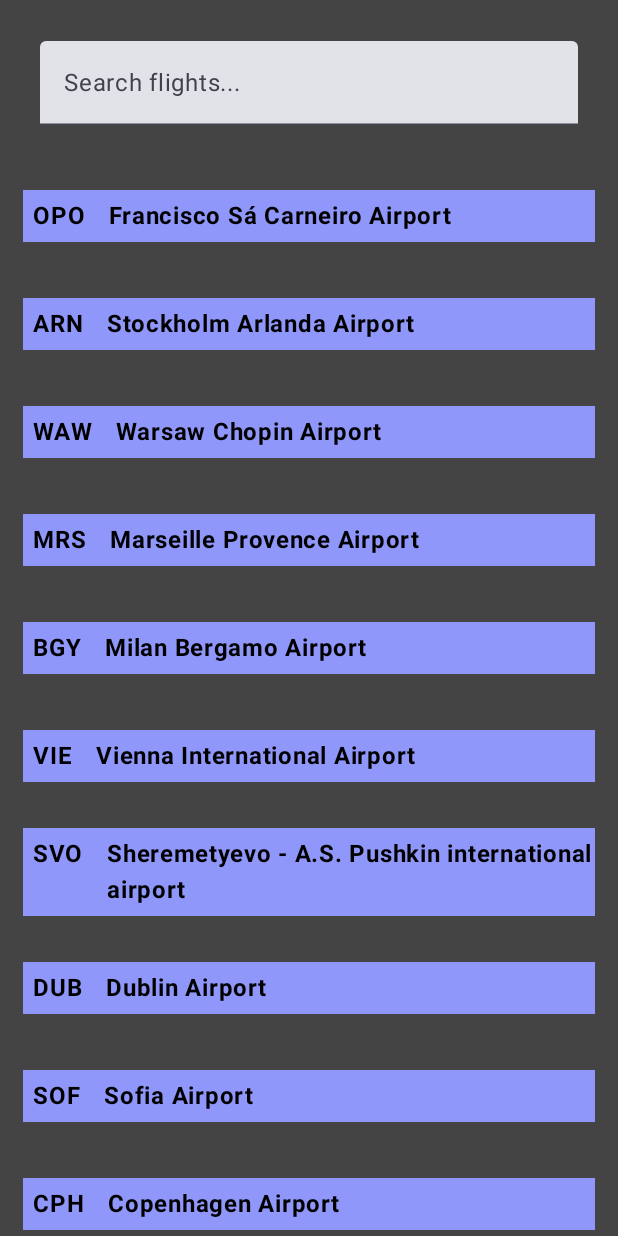
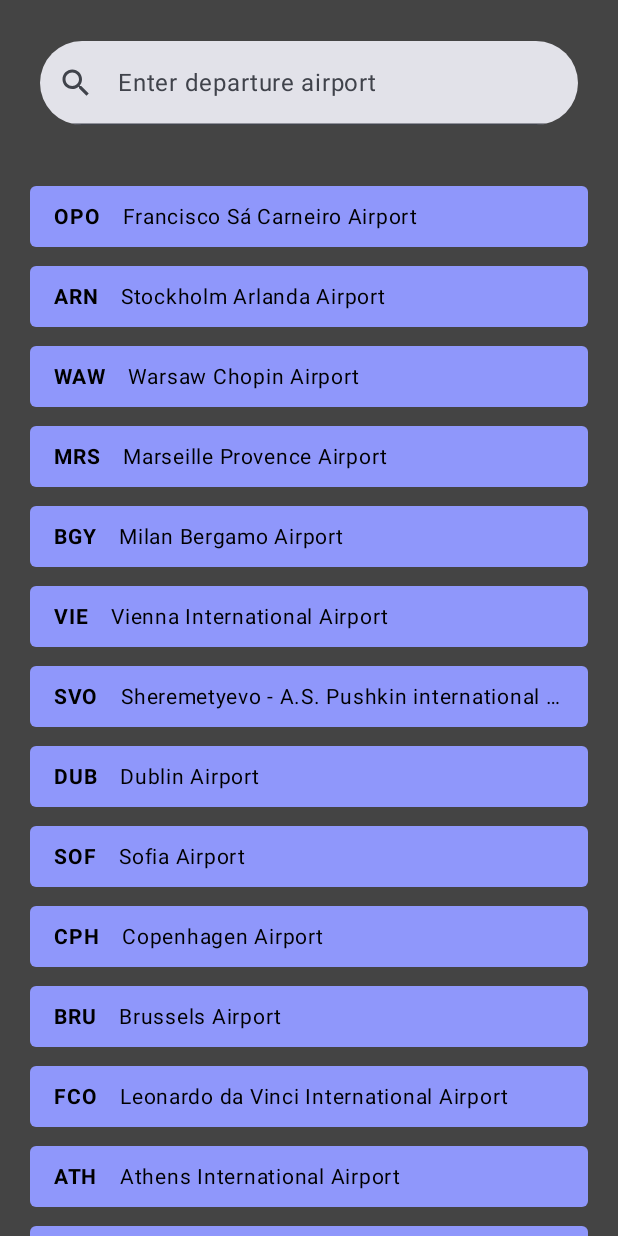
Before and after one commit to Mike11199/CS-492-Assignment-5-Flight-Search-App, an Android app built with Jetpack Compose: the screen it shows after launch (MainActivity), on a phone screen of 412 x 824 dp. Run offline under Robolectric (Android 15) with nearby library versions, the phone set to English and light mode, and no system bars; our stand-ins replace Room's generated code.

Commit message:
fixed boxes UI - fixed Text alignment/weight.  Added different placeholder text search bar

```diff
--- a/app/src/main/java/com/example/flightsearch/ui/FlightSearchHomeScreen.kt
+++ b/app/src/main/java/com/example/flightsearch/ui/FlightSearchHomeScreen.kt
@@ -13,6 +13,9 @@ import androidx.compose.foundation.layout.padding
 import androidx.compose.foundation.lazy.LazyColumn
 import androidx.compose.foundation.lazy.itemsIndexed
 import androidx.compose.foundation.shape.RoundedCornerShape
+import androidx.compose.material.icons.Icons
+import androidx.compose.material.icons.filled.Email
+import androidx.compose.material.icons.filled.Search
 import androidx.compose.material3.Card
 import androidx.compose.material3.Text
 import androidx.compose.runtime.Composable
@@ -23,6 +26,7 @@ import androidx.compose.ui.text.font.FontWeight
 import androidx.compose.ui.unit.dp
 import androidx.compose.ui.unit.sp
 import androidx.compose.material3.CardDefaults
+import androidx.compose.material3.Icon
 import androidx.compose.material3.OutlinedTextField
 import androidx.compose.material3.TextField
 import androidx.compose.runtime.getValue
@@ -30,6 +34,8 @@ import androidx.compose.runtime.mutableStateOf
 import androidx.compose.runtime.remember
 import androidx.compose.runtime.setValue
 import androidx.compose.ui.graphics.RectangleShape
+import androidx.compose.ui.text.style.TextAlign
+import androidx.compose.ui.text.style.TextOverflow
 import com.example.flightsearch.data.Airport
 
 @Composable
@@ -57,10 +63,17 @@ fun FlightSearchInputBox() {
         TextField(
             value = text,
             onValueChange = { text = it },
-            label = { Text("Search flights...") },
+            label = { Text("Enter departure airport") },
             modifier = Modifier
                 .padding(start = 25.dp, end = 25.dp, top = 2.dp, bottom = 2.dp)
-                .fillMaxWidth()
+                .fillMaxWidth(),
+            shape = RoundedCornerShape(50),
+            leadingIcon = {
+                Icon(
+                    imageVector = Icons.Default.Search,
+                    contentDescription = "Search Icon"
+                )
+            },
         )
     }
 }
@@ -79,7 +92,7 @@ private fun FlightSearchAppContent(
             FlightItemCard(
                 airport = airport,
             )
-            Spacer(modifier = Modifier.height(24.dp))
+            Spacer(modifier = Modifier.height(5.dp))
         }
     }
 }
@@ -93,37 +106,41 @@ fun FlightItemCard(
 ) {
     Card(
         {  }, modifier
-            .padding(start = 15.dp, end = 15.dp),
-        shape= RectangleShape,
+            .padding(start = 20.dp, end = 20.dp),
+        shape = RoundedCornerShape(10),
         colors = CardDefaults.cardColors(
             containerColor = Color(145,153,255, 250),
         )) {
         Row(
-            Modifier
-                .padding(start = 1.dp, end = 1.dp, top = 5.dp, bottom = 5.dp)
+            verticalAlignment = Alignment.CenterVertically,
+            modifier = Modifier
+            .padding(start = 15.dp, end = 15.dp, top = 5.dp, bottom = 5.dp)
                 .fillMaxWidth()
+                .height(30.dp)
         ){
             Row(
                 Modifier
             ) {
                 Row(
+                    verticalAlignment = Alignment.CenterVertically,
                     modifier = Modifier
-                        .padding(start=5.dp, end=15.dp),
+                        .padding(end=15.dp),
                 ) {
                     Text(
                         text = airport.iata_code,
+                        textAlign = TextAlign.Center,
                         fontWeight = FontWeight.Bold,
-                        fontSize = 16.sp,
+                        fontSize = 14.sp,
                     )
                 }
                 Row(
                     modifier = Modifier
-
                 ) {
                     Text(
                         text = airport.name,
-                        fontWeight = FontWeight.Bold,
-                        fontSize = 16.sp,
+                        fontWeight = FontWeight.Normal,
+                        fontSize = 14.sp,
+                        overflow = TextOverflow.Ellipsis,
                     )
                 }
             }
```
